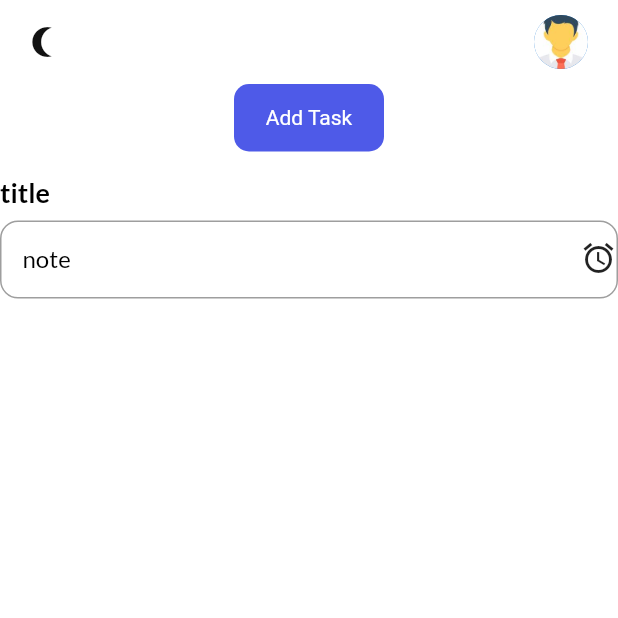
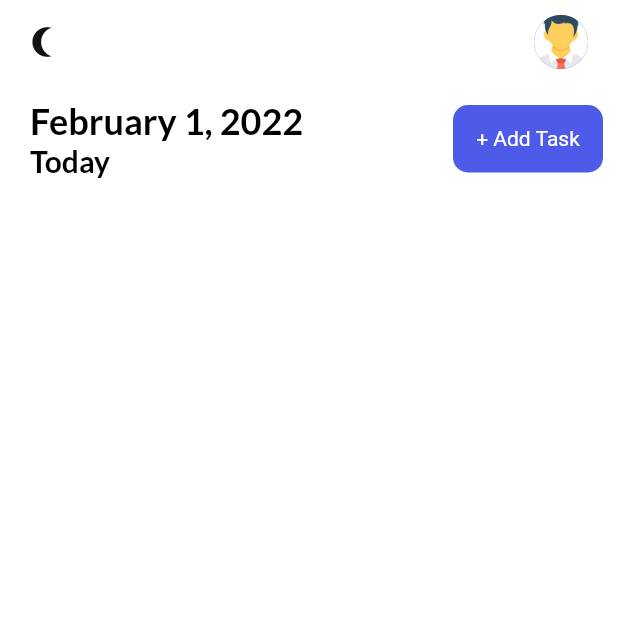
Before and after one commit to Hanan795/to_do_app, a Flutter app: the screen it shows after launch, on a phone screen of 412 x 824 dp, the top half of it. Run offline on Flutter 3.47's test engine with Material 2 defaults, Android fonts, the phone set to English and light mode, and no system bars; our stand-ins replace get, get_storage, google_fonts.

Commit message:
create task bar in the home screen #17

```diff
--- a/lib/controllers/task_controller.dart
+++ b/lib/controllers/task_controller.dart
@@ -1,5 +1,7 @@
 import 'package:get/get_state_manager/get_state_manager.dart';
 
 class TaskController extends GetxController{
+  getTasks(){
 
+  }
 }
--- a/lib/ui/pages/home_page.dart
+++ b/lib/ui/pages/home_page.dart
@@ -1,11 +1,12 @@
 import 'package:flutter/material.dart';
 import 'package:get/get.dart';
+import 'package:intl/intl.dart';
+import 'package:to_do_app/controllers/task_controller.dart';
 import 'package:to_do_app/services/theme_services.dart';
 import 'package:to_do_app/ui/pages/add_task_page.dart';
 import 'package:to_do_app/ui/size_config.dart';
 import 'package:to_do_app/ui/theme.dart';
 import 'package:to_do_app/ui/widgets/button.dart';
-import 'package:to_do_app/ui/widgets/input_field.dart';
 
 import '../theme.dart';
 
@@ -17,6 +18,8 @@ class HomePage extends StatefulWidget {
 }
 
 class _HomePageState extends State<HomePage> {
+  final TaskController _taskController = Get.put(TaskController());
+
   @override
   Widget build(BuildContext context) {
     SizeConfig().init(context);
@@ -24,22 +27,14 @@ class _HomePageState extends State<HomePage> {
       backgroundColor: context.theme.backgroundColor,
       appBar: _appBar(context),
       body: SingleChildScrollView(
-        child: Column(
-            mainAxisAlignment: MainAxisAlignment.center,
-            crossAxisAlignment: CrossAxisAlignment.center,
-            children: [
-              MyButton(
-                label: 'Add Task',
-                onTap: () {
-                  Get.to(const AddTaskPage());
-                },
-              ),
-              const InputField(
-                title: 'title',
-                hint: 'note',
-                widget: Icon(Icons.access_alarm),
-              )
-            ]),
+        child: Column(children: [
+          _addTaskBar(),
+          // _addDateBar(),
+          const SizedBox(
+            height: 6.0,
+          ),
+          // _showTasks()
+        ]),
       ),
     );
   }
@@ -71,4 +66,42 @@ class _HomePageState extends State<HomePage> {
       ],
     );
   }
+
+  _addTaskBar() {
+    return Container(
+        margin: const EdgeInsets.only(
+          left: 20.0,
+          right: 10.0,
+          top: 10.0,
+        ),
+        child: Row(
+          mainAxisAlignment: MainAxisAlignment.spaceBetween,
+          children: [
+            Column(
+              crossAxisAlignment: CrossAxisAlignment.start,
+              children: [
+                Text(
+                  DateFormat.yMMMMd().format(DateTime.now()),
+                  style: Themes().headingStyle,
+                ),
+                Text(
+                  'Today',
+                  style: Themes().subHeadingStyle,
+                )
+              ],
+            ),
+            MyButton(
+              label: '+ Add Task',
+              onTap: () async {
+                await Get.to(const AddTaskPage());
+                _taskController.getTasks();
+              },
+            )
+          ],
+        ));
+  }
+
+  _addDateBar() {}
+
+  _showTasks() {}
 }
```
